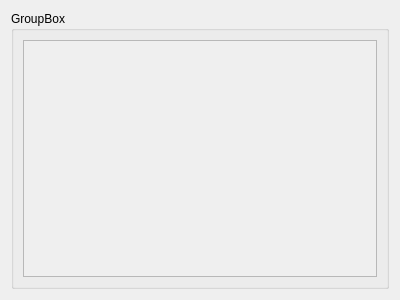
datho7561/qt-todo, file ui/ListWidget.ui: the form before one commit.
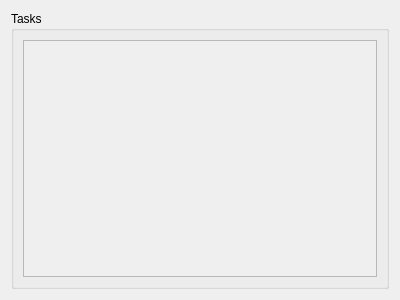
The form after the commit.

Commit message: Starting to work on implementing the list in UI

```diff
--- a/ui/ListWidget.ui
+++ b/ui/ListWidget.ui
@@ -17,7 +17,7 @@
    <item row="0" column="0">
     <widget class="QGroupBox" name="groupBox">
      <property name="title">
-      <string>GroupBox</string>
+      <string>Tasks</string>
      </property>
      <layout class="QGridLayout" name="gridLayout_2">
       <item row="0" column="0">
```
Left out of the diff: 2 changed lines with no effect on the pictures. The commit also changes 2 other files.
